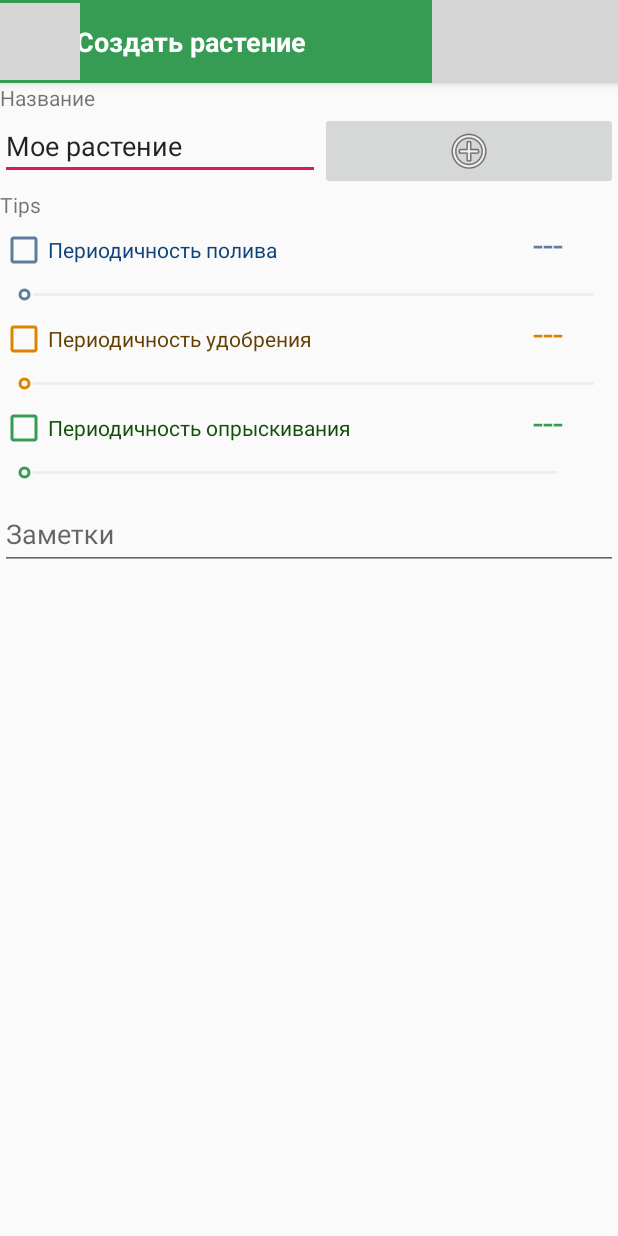
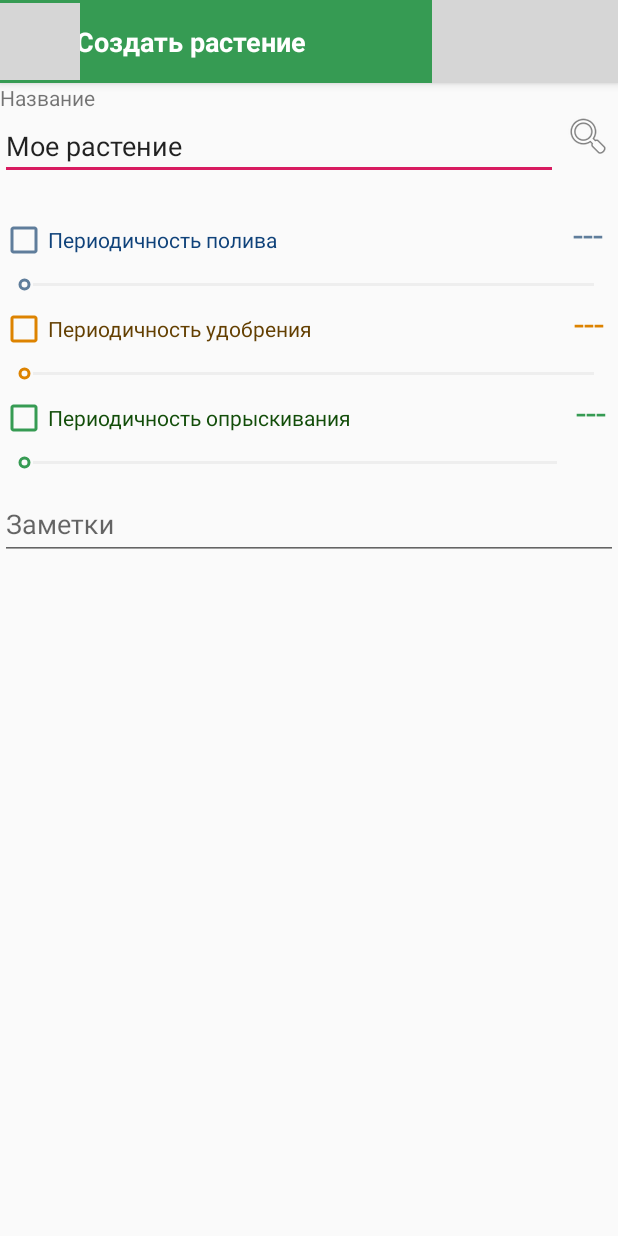
Before and after one commit to bpqda/PlantsProject, an Android app: the screen it shows after launch (PlantCreation), after a tap on an icon or button, on a phone screen of 412 x 824 dp. Run offline under Robolectric (Android 15) with nearby library versions, the phone set to English and light mode, and no system bars; grey boxes are pictures that could not be loaded.

Commit message:
final commit

```diff
--- a/app/src/main/java/com/example/plantsproject/AlarmReceiver.java
+++ b/app/src/main/java/com/example/plantsproject/AlarmReceiver.java
@@ -17,9 +17,7 @@ public class AlarmReceiver extends BroadcastReceiver {
 
     @Override
     public void onReceive(Context context, Intent intent) {
-        Toast.makeText(context, "jkhdskjcghjkf", Toast.LENGTH_SHORT).show();
-
-            NotificationScheduler.showNotification(context, MainActivity.class, "Требуется уход за растением", "Content");
+            NotificationScheduler.showNotification(context, MainActivity.class, "Требуется уход за растением", "");
     }
 
 }
--- a/app/src/main/java/com/example/plantsproject/DBPlants.java
+++ b/app/src/main/java/com/example/plantsproject/DBPlants.java
@@ -10,7 +10,7 @@ import java.util.ArrayList;
 
 public class DBPlants {
     private static final String DATABASE_NAME = "plants.db";
-    private static final int DATABASE_VERSION = 8;
+    private static final int DATABASE_VERSION = 9;
     private static final String TABLE_NAME = "tablePlants";
 
     private static final String COLUMN_ID = "id";
--- a/app/src/main/java/com/example/plantsproject/DBTips.java
+++ b/app/src/main/java/com/example/plantsproject/DBTips.java
@@ -9,7 +9,7 @@ import android.database.sqlite.SQLiteOpenHelper;
 public class DBTips {
     Context ctx;
     private static final String DATABASE_NAME = "tips.db";
-    private static final int DATABASE_VERSION = 8;
+    private static final int DATABASE_VERSION = 9;
     private static final String TABLE_NAME_TIPS = "tableTips";
 
     private static final String TIPS_COLUMN_ID = "id";
@@ -80,13 +80,20 @@ public class DBTips {
             db.execSQL(queryTipsDB);
 
             ContentValues cv=new ContentValues();
-            cv.put(TIPS_COLUMN_NAME, "Огурец");
-            cv.put(TIPS_COLUMN_NOTES, "Заметки");
-            cv.put(TIPS_COLUMN_WATERING, 3);
-            cv.put(TIPS_COLUMN_FEEDING, 3);
-            cv.put(TIPS_COLUMN_SPRAYING,3);
+            cv.put(TIPS_COLUMN_NAME, "Огурцы");
+            cv.put(TIPS_COLUMN_NOTES, "Рекомендуемое удобрение - перегной.");
+            cv.put(TIPS_COLUMN_WATERING, 5);
+            cv.put(TIPS_COLUMN_FEEDING, 30);
+            cv.put(TIPS_COLUMN_SPRAYING, 0);
 
-            db.insert(TABLE_NAME_TIPS, null, cv);
+            db.insert(TABLE_NAME_TIPS, null, cv);  ContentValues cv2=new ContentValues();
+            cv2.put(TIPS_COLUMN_NAME, "Орхидея");
+            cv2.put(TIPS_COLUMN_NOTES, "Опрыскивать исключительно корни.\nПересаживать раз в 2-3 года.");
+            cv2.put(TIPS_COLUMN_WATERING, 5);
+            cv2.put(TIPS_COLUMN_FEEDING, 30);
+            cv2.put(TIPS_COLUMN_SPRAYING, 1);
+
+            db.insert(TABLE_NAME_TIPS, null, cv2);
 
         }
 
--- a/app/src/main/java/com/example/plantsproject/MainActivity.java
+++ b/app/src/main/java/com/example/plantsproject/MainActivity.java
@@ -80,6 +80,7 @@ public class MainActivity extends AppCompatActivity {
                 return true;
             case R.id.action_delete:
                 plants.deleteAll();
+                NotificationScheduler.cancelReminder(this, AlarmReceiver.class);
                 updateList();
                 return true;
         }
--- a/app/src/main/res/layout/activity_plant_creation.xml
+++ b/app/src/main/res/layout/activity_plant_creation.xml
@@ -73,23 +73,24 @@
                     android:id="@+id/nameTxt"
                     android:layout_width="wrap_content"
                     android:layout_height="wrap_content"
+                    android:layout_weight="20"
                     android:ems="10"
                     android:inputType="textPersonName"
                     android:text="Мое растение" />
 
                 <ImageButton
                     android:id="@+id/checkName"
-                    android:layout_width="match_parent"
+                    android:layout_width="wrap_content"
                     android:layout_height="wrap_content"
                     android:layout_weight="1"
-                    app:srcCompat="@android:drawable/ic_menu_add" />
+                    android:background="#00FFFFFF"
+                    app:srcCompat="@android:drawable/ic_menu_search" />
             </LinearLayout>
 
             <TextView
                 android:id="@+id/tips"
                 android:layout_width="match_parent"
-                android:layout_height="wrap_content"
-                android:text="Tips" />
+                android:layout_height="wrap_content" />
 
             <LinearLayout
                 android:layout_width="match_parent"
@@ -98,8 +99,9 @@
 
                 <CheckBox
                     android:id="@+id/wateringCB"
-                    android:layout_width="355dp"
+                    android:layout_width="wrap_content"
                     android:layout_height="wrap_content"
+                    android:layout_weight="20"
                     android:buttonTint="@color/blue"
                     android:checked="true"
                     android:text="@string/water"
@@ -111,7 +113,7 @@
                     android:id="@+id/wateringInf"
                     android:layout_width="wrap_content"
                     android:layout_height="match_parent"
-                    android:layout_weight="0"
+                    android:layout_weight="1"
                     android:text="---"
                     android:textColor="@color/blue"
                     android:textSize="24sp" />
@@ -137,8 +139,9 @@
 
                 <CheckBox
                     android:id="@+id/feedingCB"
-                    android:layout_width="355dp"
+                    android:layout_width="wrap_content"
                     android:layout_height="wrap_content"
+                    android:layout_weight="20"
                     android:buttonTint="@color/yellow"
                     android:checked="true"
                     android:text="@string/feed"
@@ -149,7 +152,7 @@
                     android:id="@+id/feedingInf"
                     android:layout_width="wrap_content"
                     android:layout_height="match_parent"
-                    android:layout_weight="0"
+                    android:layout_weight="1"
                     android:text="---"
                     android:textColor="@color/yellow"
                     android:textSize="24sp" />
@@ -176,8 +179,9 @@
 
                 <CheckBox
                     android:id="@+id/sprayingCB"
-                    android:layout_width="355dp"
+                    android:layout_width="wrap_content"
                     android:layout_height="wrap_content"
+                    android:layout_weight="20"
                     android:buttonTint="@color/colorMain"
                     android:checked="true"
                     android:text="@string/spray"
@@ -189,7 +193,7 @@
                     android:id="@+id/sprayingInf"
                     android:layout_width="wrap_content"
                     android:layout_height="match_parent"
-                    android:layout_weight="0"
+                    android:layout_weight="1"
                     android:text="---"
                     android:textColor="@color/colorMain"
                     android:textSize="24sp" />
```
Also changed, not shown: app/src/main/java/com/example/plantsproject/NotificationScheduler.java (+1 -13 lines), app/src/main/java/com/example/plantsproject/PlantCreation.java (+14 -7 lines).
